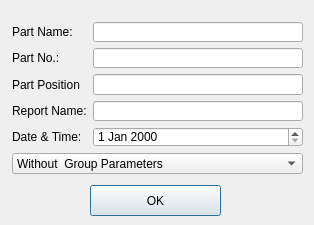
qinxingying/hello-word, file phascan_view/ui/dialog/DialogReportSetting.ui: the form before one commit.
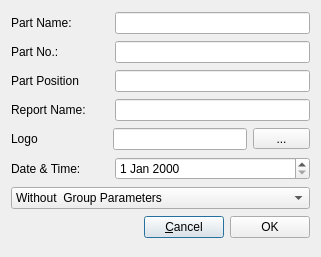
The form after the commit.

Commit message: 报表支持自定义logo和表名

The edit to the form file:
```diff
--- a/phascan_view/ui/dialog/DialogReportSetting.ui
+++ b/phascan_view/ui/dialog/DialogReportSetting.ui
@@ -6,87 +6,123 @@
    <rect>
     <x>0</x>
     <y>0</y>
-    <width>314</width>
-    <height>225</height>
+    <width>321</width>
+    <height>257</height>
    </rect>
   </property>
   <property name="windowTitle">
    <string>Dialog</string>
   </property>
-  <widget class="QPushButton" name="pushButton">
-   <property name="geometry">
-    <rect>
-     <x>90</x>
-     <y>185</y>
-     <width>131</width>
-     <height>31</height>
-    </rect>
-   </property>
-   <property name="text">
-    <string>OK</string>
-   </property>
-  </widget>
-  <widget class="QWidget" name="layoutWidget">
-   <property name="geometry">
-    <rect>
-     <x>12</x>
-     <y>22</y>
-     <width>291</width>
-     <height>152</height>
-    </rect>
-   </property>
-   <layout class="QFormLayout" name="formLayout">
-    <item row="0" column="0">
+  <layout class="QVBoxLayout" name="verticalLayout">
+   <item>
+    <layout class="QHBoxLayout" name="horizontalLayout" stretch="1,2">
+     <item>
      <widget class="QLabel" name="label_5">
       <property name="text">
        <string>Part Name:</string>
       </property>
      </widget>
     </item>
-    <item row="0" column="1">
-     <widget class="QLineEdit" name="StrPartName"/>
-    </item>
-    <item row="1" column="0">
+     <item>
+      <widget class="QLineEdit" name="StrPartName">
+       <property name="sizePolicy">
+        <sizepolicy hsizetype="Ignored" vsizetype="Fixed">
+         <horstretch>0</horstretch>
+         <verstretch>0</verstretch>
+        </sizepolicy>
+       </property>
+      </widget>
+     </item>
+    </layout>
+   </item>
+   <item>
+    <layout class="QHBoxLayout" name="horizontalLayout_2" stretch="1,2">
+     <item>
      <widget class="QLabel" name="label">
       <property name="text">
        <string>Part No.:</string>
       </property>
      </widget>
     </item>
-    <item row="1" column="1">
+     <item>
      <widget class="QLineEdit" name="StrPartNo"/>
     </item>
-    <item row="2" column="0">
+    </layout>
+   </item>
+   <item>
+    <layout class="QHBoxLayout" name="horizontalLayout_3" stretch="1,2">
+     <item>
      <widget class="QLabel" name="label_2">
       <property name="text">
        <string>Part Position</string>
       </property>
      </widget>
     </item>
-    <item row="2" column="1">
+     <item>
      <widget class="QLineEdit" name="StrPartPostion"/>
     </item>
-    <item row="3" column="0">
+    </layout>
+   </item>
+   <item>
+    <layout class="QHBoxLayout" name="horizontalLayout_4" stretch="1,2">
+     <item>
      <widget class="QLabel" name="label_6">
       <property name="text">
        <string>Report Name:</string>
       </property>
      </widget>
     </item>
-    <item row="3" column="1">
+     <item>
      <widget class="QLineEdit" name="StrReportName"/>
     </item>
-    <item row="4" column="0">
+    </layout>
+   </item>
+   <item>
+    <layout class="QHBoxLayout" name="horizontalLayout_5" stretch="10,14,6">
+     <item>
+      <widget class="QLabel" name="label_3">
+       <property name="text">
+        <string>Logo</string>
+       </property>
+      </widget>
+     </item>
+     <item>
+      <widget class="QLineEdit" name="logoLineEdit">
+       <property name="readOnly">
+        <bool>true</bool>
+       </property>
+      </widget>
+     </item>
+     <item>
+      <widget class="QToolButton" name="logoToolButton">
+       <property name="sizePolicy">
+        <sizepolicy hsizetype="Expanding" vsizetype="Fixed">
+         <horstretch>0</horstretch>
+         <verstretch>0</verstretch>
+        </sizepolicy>
+       </property>
+       <property name="text">
+        <string>...</string>
+       </property>
+      </widget>
+     </item>
+    </layout>
+   </item>
+   <item>
+    <layout class="QHBoxLayout" name="horizontalLayout_6" stretch="1,2">
+     <item>
      <widget class="QLabel" name="label_4">
       <property name="text">
        <string>Date &amp; Time:</string>
       </property>
      </widget>
     </item>
-    <item row="4" column="1">
+     <item>
      <widget class="QDateEdit" name="dateEdit"/>
     </item>
-    <item row="5" column="0" colspan="2">
+    </layout>
+   </item>
+   <item>
      <widget class="QComboBox" name="ComModeSelection">
       <item>
        <property name="text">
@@ -100,8 +136,38 @@
       </item>
      </widget>
     </item>
-   </layout>
-  </widget>
+   <item>
+    <layout class="QHBoxLayout" name="horizontalLayout_7">
+     <item>
+      <spacer name="horizontalSpacer">
+       <property name="orientation">
+        <enum>Qt::Horizontal</enum>
+       </property>
+       <property name="sizeHint" stdset="0">
+        <size>
+         <width>40</width>
+         <height>20</height>
+        </size>
+       </property>
+      </spacer>
+     </item>
+     <item>
+      <widget class="QPushButton" name="pushButton_2">
+       <property name="text">
+        <string>&amp;Cancel</string>
+       </property>
+      </widget>
+     </item>
+     <item>
+      <widget class="QPushButton" name="pushButton">
+       <property name="text">
+        <string>OK</string>
+       </property>
+      </widget>
+     </item>
+    </layout>
+   </item>
+  </layout>
  </widget>
  <resources/>
  <connections/>
```
Left out of the diff: 19 changed lines with no effect on the pictures. Lines whose indentation alone changed are shown as unchanged. The commit also changes 5 other files.
